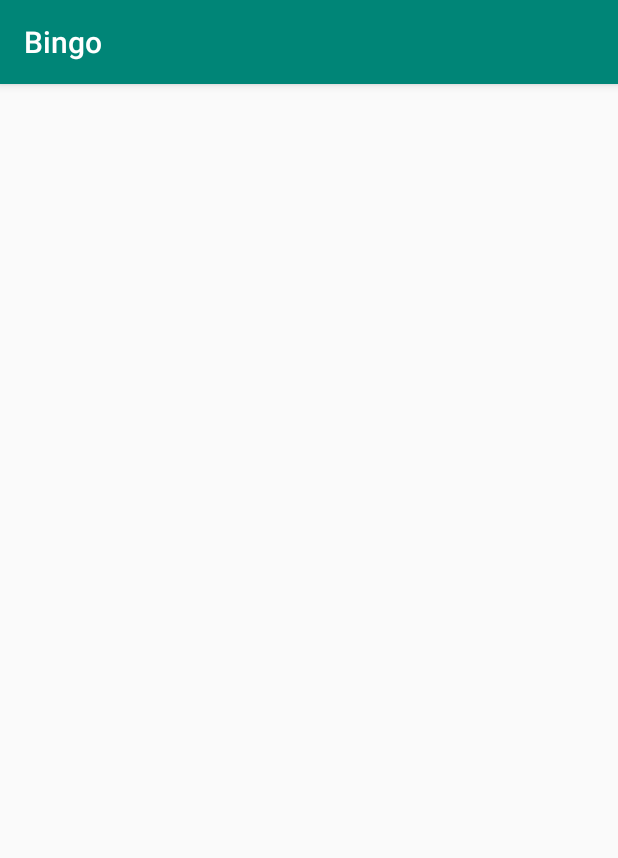
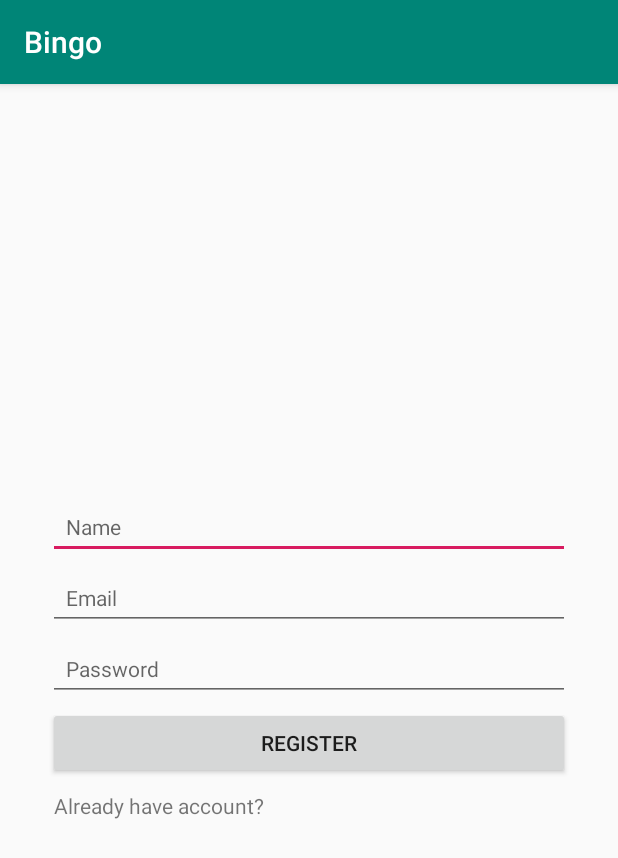
Before and after one commit to dekaustubh/bingo, an Android app: the RegisterActivity screen opened directly, with no data from a screen before it, on a phone screen of 412 x 824 dp. Shown: the top 858 px of the screen. Run offline under Robolectric (Android 15) with nearby library versions, the phone set to English and light mode, and no system bars; our stand-ins replace ButterKnife, Dagger/Hilt's generated code, RxJava, Timber; libraries missing offline, so code that uses them is left out: com.jakewharton.retrofit2; 2 statements that could not run were skipped.

Commit message:
Add RegisterFragment & LoginFragment

```diff
--- a/app/build.gradle
+++ b/app/build.gradle
@@ -67,6 +67,7 @@ dependencies {
     // DI
     implementation "com.google.dagger:dagger-android:$dagger_version"
     implementation "com.google.dagger:dagger-android-support:$dagger_version"
+    implementation 'androidx.legacy:legacy-support-v4:1.0.0'
     annotationProcessor "com.google.dagger:dagger-android-processor:$dagger_version"
     kapt "com.google.dagger:dagger-android-processor:$dagger_version"
     kapt "com.google.dagger:dagger-compiler:$dagger_version"
--- a/app/src/main/java/com/dekaustubh/bingo/register/RegisterActivity.kt
+++ b/app/src/main/java/com/dekaustubh/bingo/register/RegisterActivity.kt
@@ -1,82 +1,32 @@
 package com.dekaustubh.bingo.register
 
-import android.content.Intent
 import android.os.Bundle
-import android.view.View
-import android.widget.EditText
-import android.widget.ProgressBar
-import butterknife.BindView
-import butterknife.ButterKnife
-import butterknife.OnClick
+import androidx.appcompat.app.AppCompatActivity
+import androidx.fragment.app.Fragment
 import com.dekaustubh.bingo.R
-import com.dekaustubh.bingo.Toaster
-import com.dekaustubh.bingo.main.MainActivity
-import com.dekaustubh.bingo.models.User
-import dagger.android.DaggerActivity
-import javax.inject.Inject
 
-class RegisterActivity : DaggerActivity(), RegisterContract.View {
 
-    @BindView(R.id.name)
-    lateinit var nameEditText: EditText
-
-    @BindView(R.id.email)
-    lateinit var emailEditText: EditText
-
-    @BindView(R.id.password)
-    lateinit var passwordEditText: EditText
-
-    @BindView(R.id.overlay)
-    lateinit var overlay: View
-
-    @BindView(R.id.progress_bar)
-    lateinit var progressBar: ProgressBar
-
-    @Inject
-    lateinit var presenter: RegisterContract.Presenter
-
-    @Inject
-    lateinit var toaster: Toaster
-
-    @OnClick(R.id.register)
-    fun onRegisterClicked() {
-        progressBar.visibility = View.VISIBLE
-        overlay.visibility = View.VISIBLE
-
-        presenter.registerUser(
-            nameEditText.text.toString(),
-            emailEditText.text.toString(),
-            passwordEditText.text.toString()
-        )
-    }
+class RegisterActivity : AppCompatActivity(), RegisterFragment.OnRegisterFragmentListener,
+    LoginFragment.OnLoginFragmentListener {
 
     override fun onCreate(savedInstanceState: Bundle?) {
         super.onCreate(savedInstanceState)
         setContentView(R.layout.activity_register)
-        ButterKnife.bind(this)
+
+        replaceFragment(RegisterFragment.newInstance())
     }
 
-    override fun onStart() {
-        super.onStart()
-        presenter.attach(this)
+    override fun clickedLogin() {
+        replaceFragment(LoginFragment.newInstance())
     }
 
-    override fun onStop() {
-        super.onStop()
-        presenter.detach()
+    override fun clickedRegister() {
+        replaceFragment(RegisterFragment.newInstance())
     }
 
-    override fun showUser(user: User) {
-        progressBar.visibility = View.GONE
-        overlay.visibility = View.GONE
-
-        startActivity(Intent(this, MainActivity::class.java))
-    }
-
-    override fun showError(message: String) {
-        progressBar.visibility = View.GONE
-        overlay.visibility = View.GONE
-
-        toaster.showToast(message)
+    private fun replaceFragment(fragment: Fragment) {
+        val transaction = supportFragmentManager.beginTransaction()
+        transaction.replace(R.id.container, fragment)
+        transaction.commit()
     }
 }
--- /dev/null
+++ b/app/src/main/java/com/dekaustubh/bingo/register/RegisterFragment.kt
@@ -0,0 +1,119 @@
+package com.dekaustubh.bingo.register
+
+import android.content.Context
+import android.content.Intent
+import android.os.Bundle
+import android.view.LayoutInflater
+import android.view.View
+import android.view.ViewGroup
+import android.widget.EditText
+import android.widget.ProgressBar
+import butterknife.BindView
+import butterknife.ButterKnife
+import butterknife.OnClick
+import com.dekaustubh.bingo.R
+import com.dekaustubh.bingo.Toaster
+import com.dekaustubh.bingo.main.MainActivity
+import com.dekaustubh.bingo.models.User
+import dagger.android.support.DaggerFragment
+import javax.inject.Inject
+
+class RegisterFragment : DaggerFragment(), RegisterContract.View {
+
+    @BindView(R.id.name)
+    lateinit var nameEditText: EditText
+
+    @BindView(R.id.email)
+    lateinit var emailEditText: EditText
+
+    @BindView(R.id.password)
+    lateinit var passwordEditText: EditText
+
+    @BindView(R.id.overlay)
+    lateinit var overlay: View
+
+    @BindView(R.id.progress_bar)
+    lateinit var progressBar: ProgressBar
+
+    @Inject
+    lateinit var presenter: RegisterContract.Presenter
+
+    @Inject
+    lateinit var toaster: Toaster
+
+    private var listener: OnRegisterFragmentListener? = null
+
+    @OnClick(R.id.register)
+    fun onRegisterClicked() {
+        progressBar.visibility = View.VISIBLE
+        overlay.visibility = View.VISIBLE
+
+        presenter.registerUser(
+            nameEditText.text.toString(),
+            emailEditText.text.toString(),
+            passwordEditText.text.toString()
+        )
+    }
+
+    @OnClick(R.id.have_account)
+    fun onLoginClicked() {
+        listener?.clickedLogin()
+    }
+
+    override fun onCreateView(
+        inflater: LayoutInflater, container: ViewGroup?,
+        savedInstanceState: Bundle?
+    ): View? {
+        return inflater.inflate(R.layout.fragment_register, container, false).also {
+            ButterKnife.bind(this, it)
+        }
+    }
+
+    override fun onAttach(context: Context) {
+        super.onAttach(context)
+        if (context is OnRegisterFragmentListener) {
+            listener = context
+        } else {
+            throw RuntimeException("$context must implement OnRegisterFragmentListener")
+        }
+    }
+
+    override fun onStart() {
+        super.onStart()
+        presenter.attach(this)
+    }
+
+    override fun onStop() {
+        super.onStop()
+        presenter.detach()
+    }
+
+    override fun onDetach() {
+        super.onDetach()
+        listener = null
+    }
+
+    override fun showUser(user: User) {
+        progressBar.visibility = View.GONE
+        overlay.visibility = View.GONE
+
+        startActivity(Intent(requireContext(), MainActivity::class.java))
+        activity?.finish()
+    }
+
+    override fun showError(message: String) {
+        progressBar.visibility = View.GONE
+        overlay.visibility = View.GONE
+
+        toaster.showToast(message)
+    }
+
+    companion object {
+        @JvmStatic
+        fun newInstance() = RegisterFragment()
+    }
+
+    interface OnRegisterFragmentListener {
+        fun clickedLogin()
+    }
+}
--- /dev/null
+++ b/app/src/main/res/layout/fragment_register.xml
@@ -0,0 +1,86 @@
+<?xml version="1.0" encoding="utf-8"?>
+<androidx.constraintlayout.widget.ConstraintLayout xmlns:android="http://schemas.android.com/apk/res/android"
+    xmlns:app="http://schemas.android.com/apk/res-auto"
+    xmlns:tools="http://schemas.android.com/tools"
+    android:layout_width="match_parent"
+    android:layout_height="match_parent"
+    android:layout_margin="16dp"
+    tools:context=".register.RegisterFragment">
+
+    <View
+        android:id="@+id/overlay"
+        android:layout_width="0dp"
+        android:layout_height="wrap_content"
+        android:background="@android:color/darker_gray"
+        android:visibility="gone"
+        app:layout_constraintBottom_toBottomOf="parent"
+        app:layout_constraintEnd_toEndOf="parent"
+        app:layout_constraintStart_toStartOf="parent"
+        app:layout_constraintTop_toTopOf="parent" />
+
+    <ProgressBar
+        android:id="@+id/progress_bar"
+        android:layout_width="wrap_content"
+        android:layout_height="wrap_content"
+        android:visibility="gone"
+        app:layout_constraintBottom_toBottomOf="parent"
+        app:layout_constraintEnd_toEndOf="parent"
+        app:layout_constraintStart_toStartOf="parent"
+        app:layout_constraintTop_toTopOf="parent" />
+
+
+    <LinearLayout
+        android:layout_width="0dp"
+        android:layout_height="wrap_content"
+        android:orientation="vertical"
+        app:layout_constraintBottom_toBottomOf="parent"
+        app:layout_constraintEnd_toEndOf="parent"
+        app:layout_constraintStart_toStartOf="parent"
+        app:layout_constraintTop_toTopOf="parent">
+
+        <EditText
+            android:id="@+id/name"
+            android:layout_width="match_parent"
+            android:layout_height="wrap_content"
+            android:hint="@string/hint_name"
+            android:padding="12dp"
+            android:textSize="14sp" />
+
+        <EditText
+            android:id="@+id/email"
+            android:layout_width="match_parent"
+            android:layout_height="wrap_content"
+            android:layout_marginTop="4dp"
+            android:hint="@string/hint_email"
+            android:inputType="textEmailAddress"
+            android:padding="12dp"
+            android:textSize="14sp" />
+
+        <EditText
+            android:id="@+id/password"
+            android:layout_width="match_parent"
+            android:layout_height="wrap_content"
+            android:layout_marginTop="4dp"
+            android:hint="@string/hint_password"
+            android:inputType="textPassword"
+            android:padding="12dp"
+            android:textSize="14sp" />
+
+        <Button
+            android:id="@+id/register"
+            android:layout_width="match_parent"
+            android:layout_height="wrap_content"
+            android:layout_marginTop="4dp"
+            android:text="@string/register" />
+
+        <TextView
+            android:id="@+id/have_account"
+            android:layout_width="match_parent"
+            android:layout_height="wrap_content"
+            android:layout_marginTop="4dp"
+            android:text="@string/already_have_account"
+            android:padding="4dp" />
+
+    </LinearLayout>
+
+</androidx.constraintlayout.widget.ConstraintLayout>
--- a/app/src/main/res/values/strings.xml
+++ b/app/src/main/res/values/strings.xml
@@ -7,4 +7,10 @@
     <string name="register">Register</string>
     <string name="create_room">Create room</string>
     <string name="no_rooms_joined">No rooms joined.</string>
+
+    <!-- TODO: Remove or change this placeholder text -->
+    <string name="hello_blank_fragment">Hello blank fragment</string>
+    <string name="already_have_account">Already have account?</string>
+    <string name="login">Login</string>
+    <string name="don_t_have_account_register">Don\'t have account. Register!</string>
 </resources>
```
Also changed, not shown: app/src/main/java/com/dekaustubh/bingo/di/ActivityBindingModule.kt (+10 -2 lines), app/src/main/java/com/dekaustubh/bingo/register/LoginFragment.kt (added, +115 -0 lines), app/src/main/res/layout/activity_register.xml (+3 -73 lines), app/src/main/res/layout/fragment_login.xml (added, +79 -0 lines), 1 other file.
